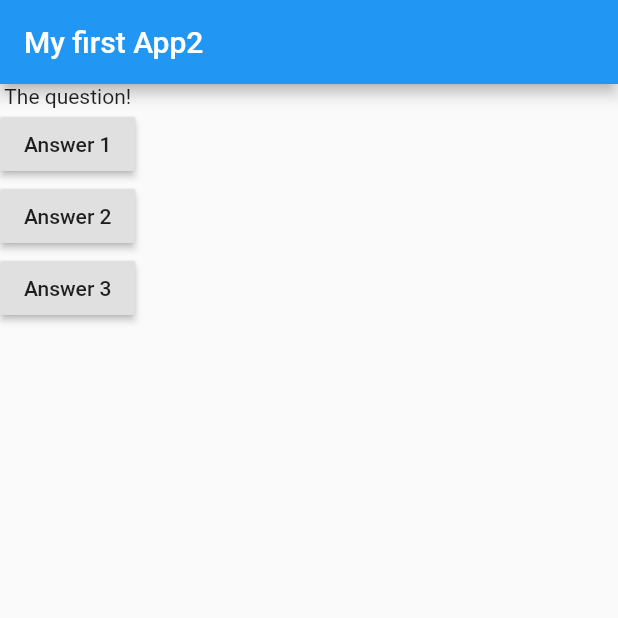
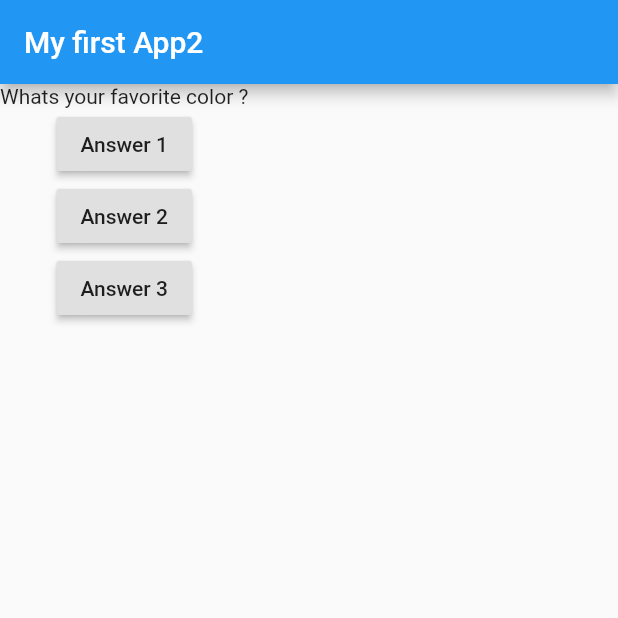
Before and after one commit to kamgolabek/Flutter-Crash-Course-for-Beginners-2019, a Flutter app: the screen it shows after launch, after a tap on "Answer 1", on a phone screen of 412 x 824 dp, the top half of it. Run offline on Flutter 3.47's test engine with Material 2 defaults, Android fonts, the phone set to English and light mode, and no system bars.

Commit message:
question index increment

```diff
--- a/lib/main.dart
+++ b/lib/main.dart
@@ -5,8 +5,11 @@ void main(List<String> args) {
 }
 
 class MyApp extends StatelessWidget {
+
+  var questionIndex = 0;
+
   void answerQuestion() {
-    print("Answer chosen!");
+    questionIndex += 1;
   }
 
   @override
@@ -23,7 +26,7 @@ class MyApp extends StatelessWidget {
         ),
         body: Column(
           children: [
-            Text('The question!'),
+            Text(questions[questionIndex]),
             RaisedButton(
               child: Text('Answer 1'),
               onPressed: answerQuestion,
```
